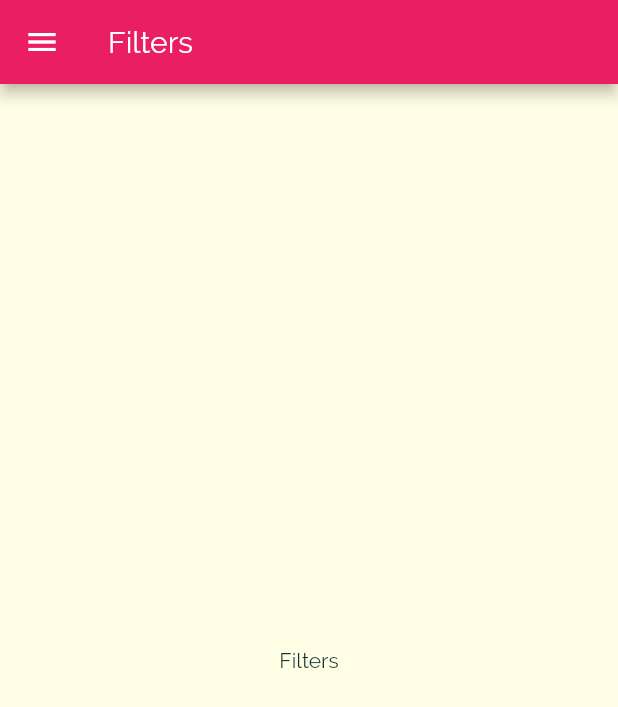
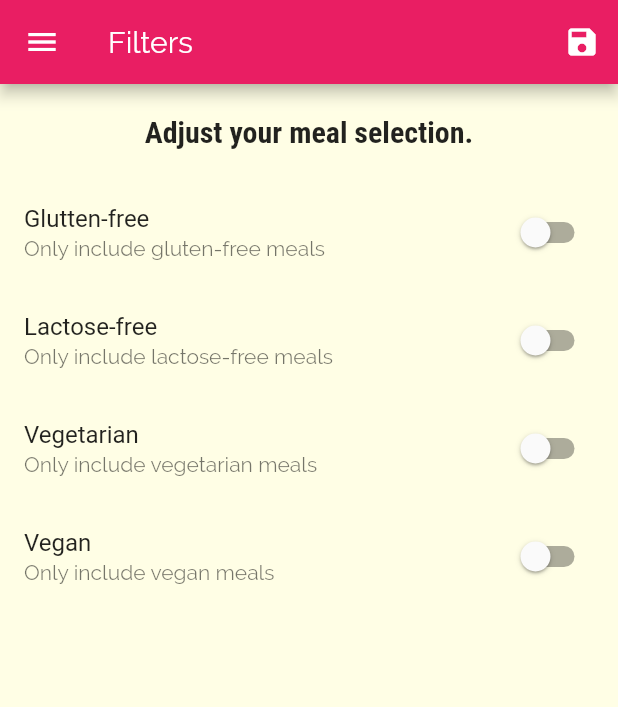
Before and after one commit to suhendrajaya/flutter_resto, a Flutter app: the FiltersScreen screen opened by its route, on a phone screen of 412 x 824 dp. Shown: the top 707 px of the screen. Run offline on Flutter 3.47's test engine with Material 2 defaults, Android fonts, the phone set to English and light mode, and no system bars.

Commit message:
filter done

```diff
--- a/lib/main.dart
+++ b/lib/main.dart
@@ -1,5 +1,7 @@
 import 'package:flutter/material.dart';
 
+import './dummy_data.dart';
+import './models/meal.dart';
 import './screens/filters_screen.dart';
 import './screens/tabs_screen.dart';
 import './screens/meal_detail_screen.dart';
@@ -8,7 +10,42 @@ import './screens/categories_screen.dart';
 
 void main() => runApp(MyApp());
 
-class MyApp extends StatelessWidget {
+class MyApp extends StatefulWidget {
+  @override
+  _MyAppState createState() => _MyAppState();
+}
+
+class _MyAppState extends State<MyApp> {
+  Map<String, bool> _filters = {
+    'gluten': false,
+    'lactose': false,
+    'vegan': false,
+    'vegetarian': false,
+  };
+
+  List<Meal> _availableMeals = DUMMY_MEALS;
+
+  void _setFilters(Map<String, bool> filterData) {
+    setState(() {
+      _filters = filterData;
+      _availableMeals = DUMMY_MEALS.where((meal) {
+        if (_filters['gluten'] && !meal.isGlutenFree) {
+          return false;
+        }
+        if (_filters['lactose'] && !meal.isLactoseFree) {
+          return false;
+        }
+        if (_filters['vegan'] && !meal.isVegan) {
+          return false;
+        }
+        if (_filters['vegetarian'] && !meal.isVegetarian) {
+          return false;
+        }
+        return true;
+      }).toList();
+    });
+  }
+
   @override
   Widget build(BuildContext context) {
     return MaterialApp(
@@ -30,9 +67,10 @@ class MyApp extends StatelessWidget {
       routes: {
         '/': (ctx) => TabsScreen(),
         //'/category-meals' : (ctx) => CategoryMealsScreen(),
-        CategoryMealsScreen.routeName: (ctx) => CategoryMealsScreen(),
+        CategoryMealsScreen.routeName: (ctx) =>
+            CategoryMealsScreen(_availableMeals),
         MealDetailScreen.routName: (ctx) => MealDetailScreen(),
-        FiltersScreen.routeName: (ctx) => FiltersScreen(),
+        FiltersScreen.routeName: (ctx) => FiltersScreen(_filters, _setFilters),
       },
       // onGenerateRoute: (settings){
       //     print(settings.arguments);
--- a/lib/screens/category_meals_screen.dart
+++ b/lib/screens/category_meals_screen.dart
@@ -2,10 +2,13 @@ import 'package:flutter/material.dart';
 
 import '../models/meal.dart';
 import '../widgets/meal_item.dart';
-import '../dummy_data.dart';
 
 class CategoryMealsScreen extends StatefulWidget {
   static const routeName = '/category-meals';
+
+  final List<Meal> availableMeals;
+
+  CategoryMealsScreen(this.availableMeals);
 
   @override
   _CategoryMealsScreenState createState() => _CategoryMealsScreenState();
@@ -29,7 +32,7 @@ class _CategoryMealsScreenState extends State<CategoryMealsScreen> {
           ModalRoute.of(context).settings.arguments as Map<String, String>;
       final categoryId = routeArgs['id'];
       categoryTitle = routeArgs['title'];
-      displayedMeals = DUMMY_MEALS.where((meal) {
+      displayedMeals = widget.availableMeals.where((meal) {
         return meal.categories.contains(categoryId);
       }).toList();
       _loadedInitData = true;
--- a/lib/screens/filters_screen.dart
+++ b/lib/screens/filters_screen.dart
@@ -2,18 +2,124 @@ import 'package:flutter/material.dart';
 
 import '../widgets/main_drawer.dart';
 
-class FiltersScreen extends StatelessWidget {
+class FiltersScreen extends StatefulWidget {
   static const routeName = '/filters';
+
+  final Map<String, bool> currentFilters;
+  final Function saveFilters;
+
+  FiltersScreen(this.currentFilters, this.saveFilters);
+
+  @override
+  _FiltersScreenState createState() => _FiltersScreenState();
+}
+
+class _FiltersScreenState extends State<FiltersScreen> {
+  var _glutenFree = false;
+  var _vegetarian = false;
+  var _vegan = false;
+  var _lactoseFree = false;
+
+  @override
+  initState() {
+    _glutenFree = widget.currentFilters['gluten'];
+    _vegetarian = widget.currentFilters['vegetarian'];
+    _vegan = widget.currentFilters['vegan'];
+    _lactoseFree = widget.currentFilters['lactose'];
+    super.initState();
+  }
+
+  Widget _buildSwitchListTile(
+    String title,
+    String subTitle,
+    bool currentValue,
+    Function updateValue,
+  ) {
+    return SwitchListTile(
+      title: Text(title),
+      subtitle: Text(subTitle),
+      value: currentValue,
+      onChanged: updateValue,
+    );
+  }
 
   @override
   Widget build(BuildContext context) {
     return Scaffold(
       appBar: AppBar(
         title: Text('Filters'),
+        actions: <Widget>[
+          IconButton(
+            icon: Icon(Icons.save),
+            onPressed: () {
+              final saveFilter = {
+                'gluten': _glutenFree,
+                'lactose': _lactoseFree,
+                'vegan': _vegan,
+                'vegetarian': _vegetarian,
+              };
+              widget.saveFilters(saveFilter);
+            },
+          )
+        ],
       ),
       drawer: MainDrawer(),
-      body: Center(
-        child: Text('Filters'),
+      body: Column(
+        children: <Widget>[
+          Container(
+            padding: EdgeInsets.all(20),
+            child: Text(
+              'Adjust your meal selection.',
+              style: Theme.of(context).textTheme.title,
+            ),
+          ),
+          Expanded(
+            child: ListView(
+              children: <Widget>[
+                _buildSwitchListTile(
+                  'Glutten-free',
+                  'Only include gluten-free meals',
+                  _glutenFree,
+                  (newValue) {
+                    setState(() {
+                      _glutenFree = newValue;
+                    });
+                  },
+                ),
+                _buildSwitchListTile(
+                  'Lactose-free',
+                  'Only include lactose-free meals',
+                  _lactoseFree,
+                  (newValue) {
+                    setState(() {
+                      _lactoseFree = newValue;
+                    });
+                  },
+                ),
+                _buildSwitchListTile(
+                  'Vegetarian',
+                  'Only include vegetarian meals',
+                  _vegetarian,
+                  (newValue) {
+                    setState(() {
+                      _vegetarian = newValue;
+                    });
+                  },
+                ),
+                _buildSwitchListTile(
+                  'Vegan',
+                  'Only include vegan meals',
+                  _vegan,
+                  (newValue) {
+                    setState(() {
+                      _vegan = newValue;
+                    });
+                  },
+                ),
+              ],
+            ),
+          )
+        ],
       ),
     );
   }
```
